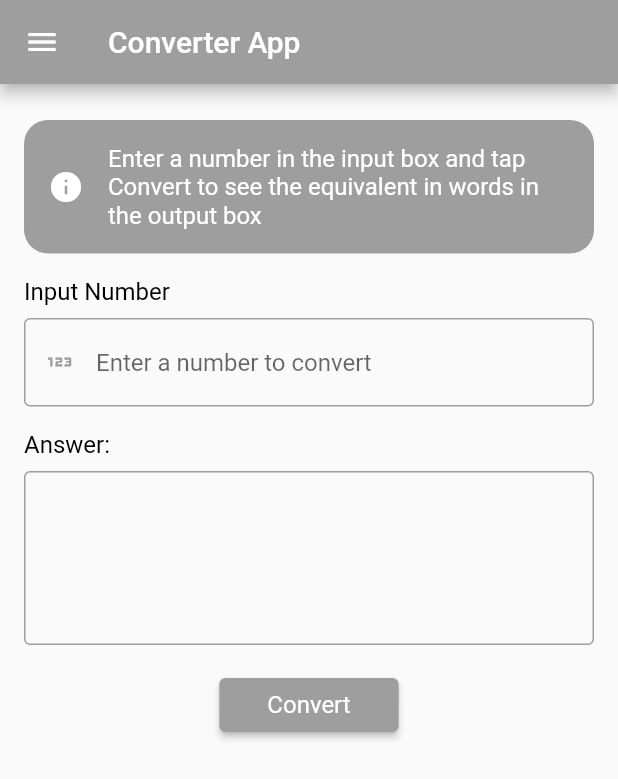
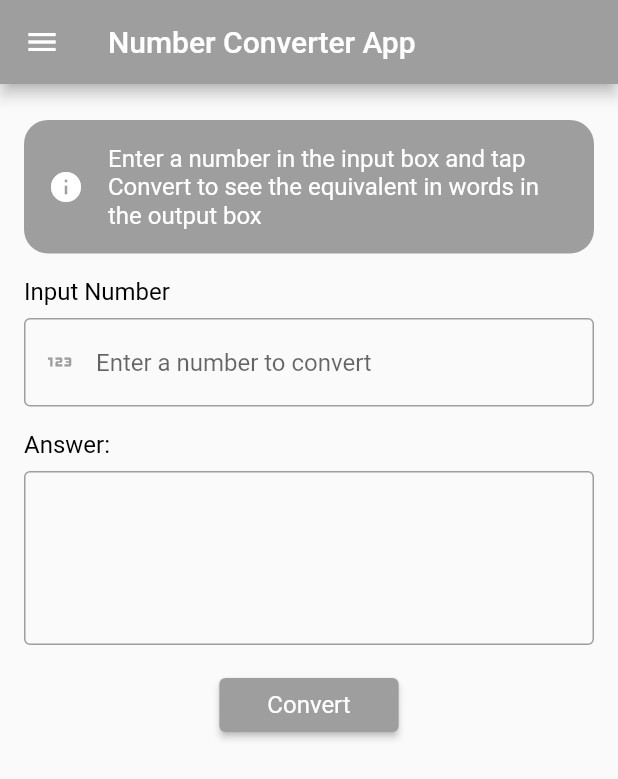
Before and after one commit to zharfan104/number_converter_app, a Flutter app: the screen it shows after launch, on a phone screen of 412 x 824 dp. Shown: the top 779 px of the screen. Run offline on Flutter 3.47's test engine with Material 2 defaults, Android fonts, the phone set to English and light mode, and no system bars; our stand-ins replace equatable, flutter_bloc.

Commit message:
Change the app name to Number Converter App

```diff
--- a/lib/modules/number_converter/pages/number_to_words_converter_page.dart
+++ b/lib/modules/number_converter/pages/number_to_words_converter_page.dart
@@ -13,7 +13,7 @@ class NumberToWordsConverterPage extends StatelessWidget {
     return BlocProvider(
       create: (context) => NumberToWordsConverterCubit(),
       child: Scaffold(
-        appBar: AppBar(title: const Text('Converter App')),
+        appBar: AppBar(title: const Text('Number Converter App')),
         body: const NumberToWordsConverterBody(),
         drawer: const NumberToWordsConverterDrawer(),
       ),
```
Also changed, not shown: 1 other file.
